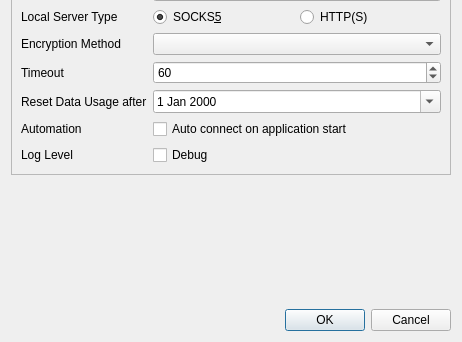
shadowsocks/shadowsocks-qt5, file src/editdialog.ui: the form before one commit; both pictures show x 0 to 462 and y 182 to 524 of the 462 by 524 pixel window.
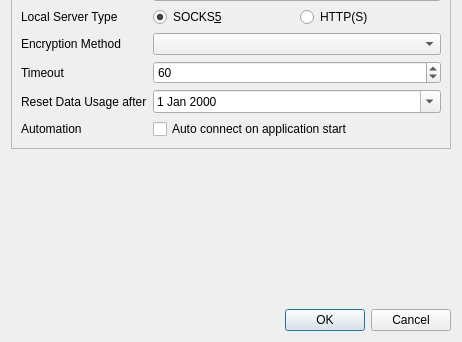
The form after the commit.

Commit message: Remove logging checkbox in profile editor

```diff
--- a/src/editdialog.ui
+++ b/src/editdialog.ui
@@ -221,26 +221,6 @@
         </property>
        </widget>
       </item>
-      <item row="11" column="0">
-       <widget class="QLabel" name="logLevelLabel">
-        <property name="text">
-         <string>Log Level</string>
-        </property>
-       </widget>
-      </item>
-      <item row="11" column="1">
-       <widget class="QCheckBox" name="debugCheckBox">
-        <property name="sizePolicy">
-         <sizepolicy hsizetype="Expanding" vsizetype="Fixed">
-          <horstretch>0</horstretch>
-          <verstretch>0</verstretch>
-         </sizepolicy>
-        </property>
-        <property name="text">
-         <string>Debug</string>
-        </property>
-       </widget>
-      </item>
      </layout>
     </widget>
    </item>
```
Left out of the diff: 1 changed line with no effect on the pictures. The commit also changes 2 other files.
